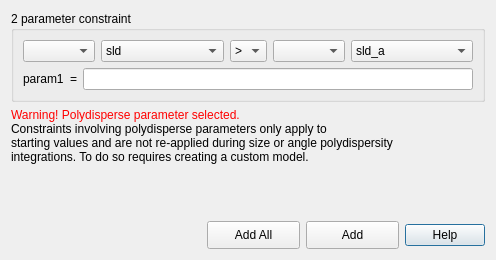
This is src/sas/qtgui/Perspectives/Fitting/UI/ComplexConstraintUI.ui in SasView/sasview as Qt 5 draws it before an edit. The edited form follows.
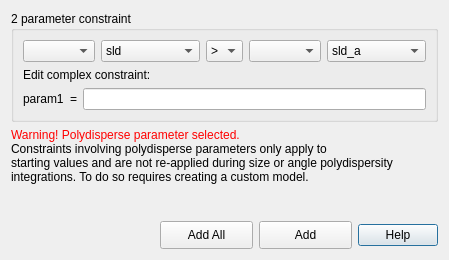
This is the edited form.

Commit message: Added a label describing the constraint edit textbox. SASVIEW-1305

What changed in the file:
```diff
--- a/src/sas/qtgui/Perspectives/Fitting/UI/ComplexConstraintUI.ui
+++ b/src/sas/qtgui/Perspectives/Fitting/UI/ComplexConstraintUI.ui
@@ -6,7 +6,7 @@
    <rect>
     <x>0</x>
     <y>0</y>
-    <width>496</width>
+    <width>449</width>
     <height>260</height>
    </rect>
   </property>
@@ -76,6 +76,13 @@
        </layout>
       </item>
       <item row="1" column="0">
+       <widget class="QLabel" name="label">
+        <property name="text">
+         <string>Edit complex constraint:</string>
+        </property>
+       </widget>
+      </item>
+      <item row="2" column="0">
        <layout class="QHBoxLayout" name="horizontalLayout_2">
         <item>
          <widget class="QLabel" name="txtParam">
```
